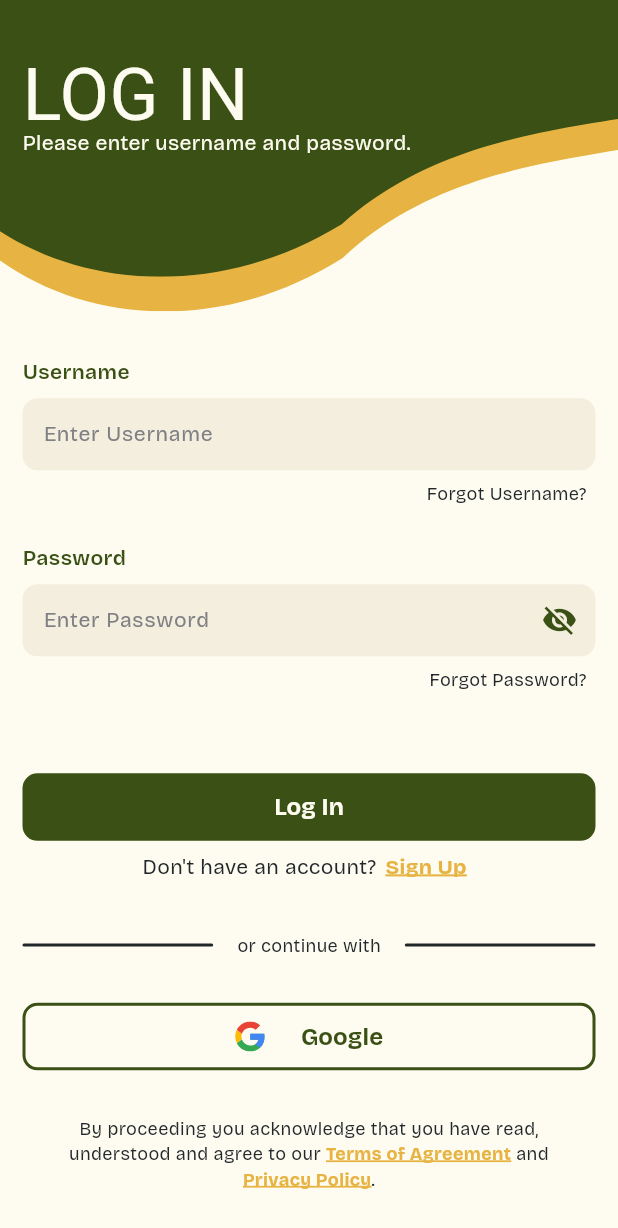
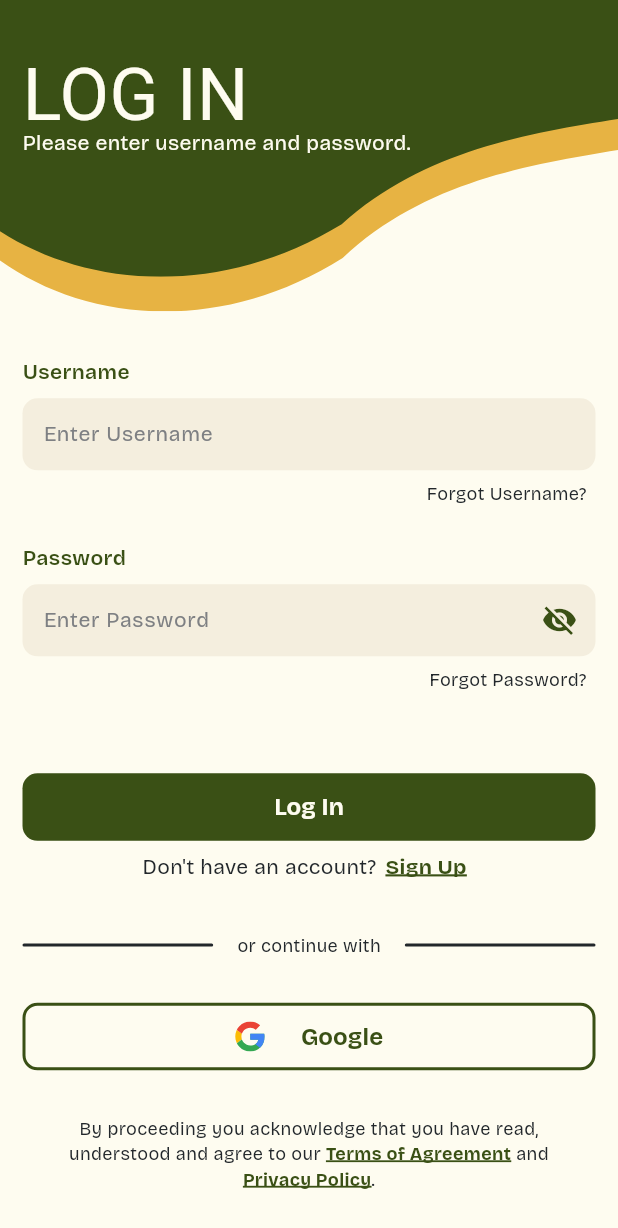
Before and after one commit to fortran-thesis/mobile, a Flutter app: the LoginScreen screen opened directly, scrolled down 66 dp, on a phone screen of 412 x 824 dp. Shown: the top 1228 px of the screen. Run offline on Flutter 3.47's test engine with Material 3 defaults, Android fonts, the phone set to English and light mode, and no system bars; our stand-ins replace equatable, firebase_auth, firebase_core, flutter_bloc, flutter_secure_storage, flutter_svg and 2 more; accounts and stored records are empty; project files that could hold a hidden picture were left out.

Commit message:
changed the color of the small texts in login page since it failed the contrast test hehehehhee

```diff
--- a/lib/pages/auth/login.dart
+++ b/lib/pages/auth/login.dart
@@ -268,9 +268,9 @@ class _LoginScreenState extends State<LoginScreen> {
                               style: TextStyle(
                                 fontFamily: 'Bricolage-Grotesque-Bold',
                                 fontSize: 14,
-                                color: MoldifyColors.accentColor,
+                                color: MoldifyColors.primaryColor,
                                 decoration: TextDecoration.underline,
-                                decorationColor: MoldifyColors.accentColor,
+                                decorationColor: MoldifyColors.primaryColor,
                                 decorationThickness: 2,
                               ),
                             ),
@@ -360,10 +360,10 @@ class _LoginScreenState extends State<LoginScreen> {
                               text: 'Terms of Agreement',
                               style: const TextStyle(
                                 fontFamily: 'Bricolage-Grotesque-Bold',
-                                color: MoldifyColors.accentColor,
+                                color: MoldifyColors.primaryColor,
                                 decoration: TextDecoration.underline,
                                 decorationThickness: 2,
-                                decorationColor: MoldifyColors.accentColor,
+                                decorationColor: MoldifyColors.primaryColor,
                               ),
                               recognizer: TapGestureRecognizer()..onTap = () {
                                 // Handle Terms of Agreement tap here
@@ -374,10 +374,10 @@ class _LoginScreenState extends State<LoginScreen> {
                               text: 'Privacy Policy',
                               style: const TextStyle(
                                 fontFamily: 'Bricolage-Grotesque-Bold',
-                                color: MoldifyColors.accentColor,
+                                color: MoldifyColors.primaryColor,
                                 decoration: TextDecoration.underline,
                                 decorationThickness: 2,
-                                decorationColor: MoldifyColors.accentColor,
+                                decorationColor: MoldifyColors.primaryColor,
                               ),
                               recognizer: TapGestureRecognizer()..onTap = () {
                                 // Handle Privacy Policy tap here
```
